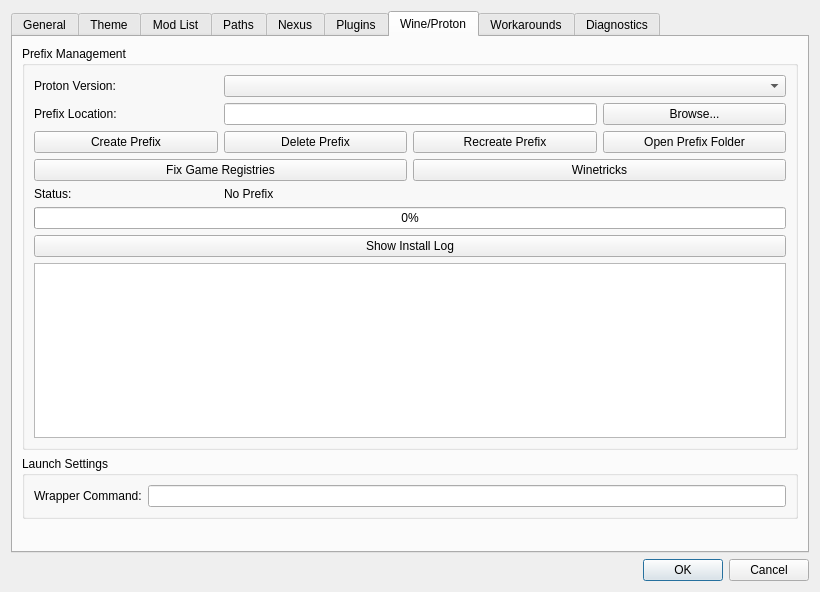
Qt form src/src/settingsdialog.ui (saghm/Fluorine-Manager) before a commit.
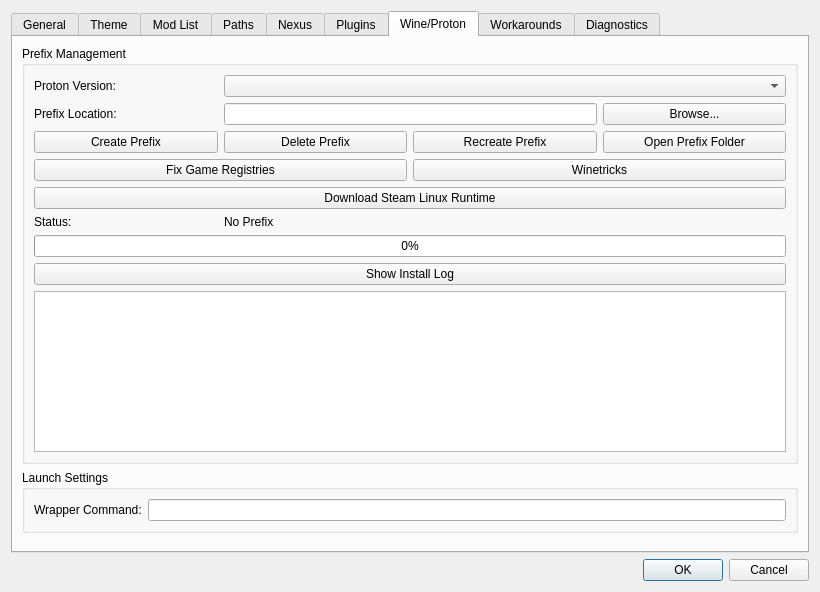
The same form after that commit. The open tabs and pages were chosen to show the change. Icons and pictures are not drawn. Custom widgets are drawn as their Qt base class.

Commit message: Add Steam Linux Runtime (SLR) support + fix Use Proton default

```diff
--- a/src/src/settingsdialog.ui
+++ b/src/src/settingsdialog.ui
@@ -1803,28 +1803,38 @@
             </property>
            </widget>
           </item>
-          <item row="4" column="0">
+          <item row="4" column="0" colspan="4">
+           <widget class="QPushButton" name="downloadSLRButton">
+            <property name="text">
+             <string>Download Steam Linux Runtime</string>
+            </property>
+            <property name="toolTip">
+             <string>Download SteamLinuxRuntime_sniper (~180 MB) from Valve's servers. Provides GStreamer, 32-bit libs, and an FHS environment for non-FHS distros (NixOS, etc.). Required for the "Use SLR" option in the Instance Manager.</string>
+            </property>
+           </widget>
+          </item>
+          <item row="5" column="0">
            <widget class="QLabel" name="label_64">
             <property name="text">
              <string>Status:</string>
             </property>
            </widget>
           </item>
-          <item row="4" column="1" colspan="3">
+          <item row="5" column="1" colspan="3">
            <widget class="QLabel" name="protonStatusLabel">
             <property name="text">
              <string>No Prefix</string>
             </property>
            </widget>
           </item>
-          <item row="5" column="0" colspan="4">
+          <item row="6" column="0" colspan="4">
            <widget class="QProgressBar" name="protonProgressBar">
             <property name="value">
              <number>0</number>
             </property>
            </widget>
           </item>
-          <item row="6" column="0" colspan="4">
+          <item row="7" column="0" colspan="4">
            <widget class="QPushButton" name="toggleInstallLog">
             <property name="text">
              <string>Show Install Log</string>
@@ -1837,7 +1847,7 @@
             </property>
            </widget>
           </item>
-          <item row="7" column="0" colspan="4">
+          <item row="8" column="0" colspan="4">
            <widget class="QTextEdit" name="nakInstallLog">
             <property name="readOnly">
              <bool>true</bool>
```
The commit also changes 17 other files.
